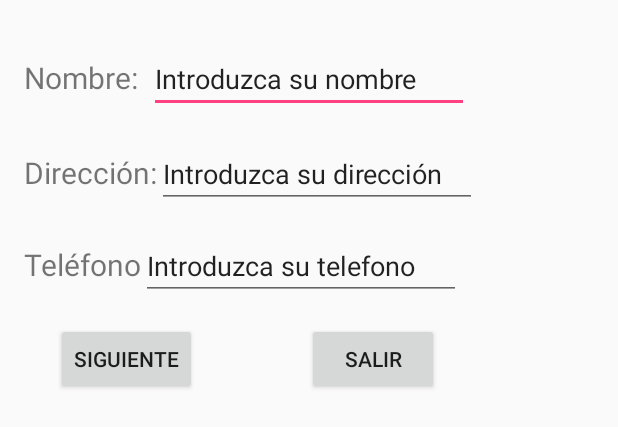
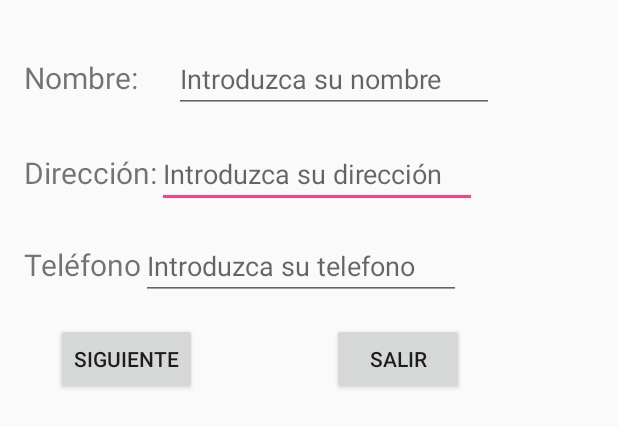
Before and after one commit to Iborrezo/ProyectoAndroid, an Android app: the layout activity_registro.xml on its own in the app's theme, with its tools: preview values and no code run, on a phone screen of 412 x 824 dp. Shown: the top 427 px of the screen. Run offline under Robolectric (Android 15) with nearby library versions, the phone set to English and light mode, and no system bars.

Commit message:
hint y manifest

```diff
--- a/app/src/main/java/com/example/adminportatil/cebanctortillas/Registro.java
+++ b/app/src/main/java/com/example/adminportatil/cebanctortillas/Registro.java
@@ -34,11 +34,12 @@ public class Registro extends AppCompatActivity {
                     nombre.setError("No ha introducido el nombre");
                 }else if (direccion.getText().toString().equals("")) {
                     direccion.setError("No ha introducido la direccion");
-                }else if (telefono.getText().toString().equals("")){
+                }else if (telefono.getText().toString().equals("")) {
                     telefono.setError("No ha introducido la direccion");
+                } else{
+                        recogerDatos(null);
                 }
 
-                recogerDatos(null);
             }
         });
 
--- a/app/src/main/res/layout/activity_registro.xml
+++ b/app/src/main/res/layout/activity_registro.xml
@@ -47,42 +47,29 @@
         android:layout_alignParentStart="true"/>
 
 
-
+    <EditText
+        android:layout_width="wrap_content"
+        android:layout_height="wrap_content"
+        android:inputType="textPersonName"
+        android:ems="10"
+        android:id="@+id/edtDireccion"
+        android:layout_alignBaseline="@+id/txtDireccion"
+        android:layout_alignBottom="@+id/txtDireccion"
+        android:layout_toRightOf="@+id/txtDireccion"
+        android:layout_toEndOf="@+id/txtDireccion"
+        android:hint="@string/edtDireccion" />
 
     <EditText
         android:layout_width="wrap_content"
         android:layout_height="wrap_content"
         android:inputType="textPersonName"
-        android:text="@string/edtNombre"
-        android:ems="10"
-        android:id="@+id/edtNombre"
-        android:layout_alignBaseline="@+id/txtNombre"
-        android:layout_alignBottom="@+id/txtNombre"
-        android:layout_centerHorizontal="true" />
-
-    <EditText
-        android:layout_width="wrap_content"
-        android:layout_height="wrap_content"
-        android:inputType="textPersonName"
-        android:text="@string/edtDireccion"
-        android:ems="10"
-        android:id="@+id/edtDireccion"
-        android:layout_alignBaseline="@+id/txtDireccion"
-        android:layout_alignBottom="@+id/txtDireccion"
-        android:layout_toRightOf="@+id/txtDireccion"
-        android:layout_toEndOf="@+id/txtDireccion" />
-
-    <EditText
-        android:layout_width="wrap_content"
-        android:layout_height="wrap_content"
-        android:inputType="textPersonName"
-        android:text="@string/edtTelefono"
         android:ems="10"
         android:id="@+id/edtTelefono"
         android:layout_alignBaseline="@+id/txtTelefono"
         android:layout_alignBottom="@+id/txtTelefono"
         android:layout_toRightOf="@+id/txtTelefono"
-        android:layout_toEndOf="@+id/txtTelefono" />
+        android:layout_toEndOf="@+id/txtTelefono"
+        android:hint="@string/edtTelefono" />
 
     <Button
         android:text="@string/btnSiguiente"
@@ -107,4 +94,18 @@
         android:layout_alignEnd="@+id/edtNombre"
         android:layout_marginRight="20dp"
         android:layout_marginEnd="20dp" />
+
+    <EditText
+        android:layout_width="wrap_content"
+        android:layout_height="wrap_content"
+        android:inputType="textPersonName"
+        android:ems="10"
+        android:id="@+id/edtNombre"
+        android:layout_alignBaseline="@+id/txtNombre"
+        android:layout_alignBottom="@+id/txtNombre"
+        android:layout_alignLeft="@+id/edtDireccion"
+        android:layout_alignStart="@+id/edtDireccion"
+        android:layout_marginLeft="11dp"
+        android:layout_marginStart="11dp"
+        android:hint="@string/edtNombre" />
 </RelativeLayout>
```
Also changed, not shown: app/src/main/AndroidManifest.xml (+9 -4 lines).
